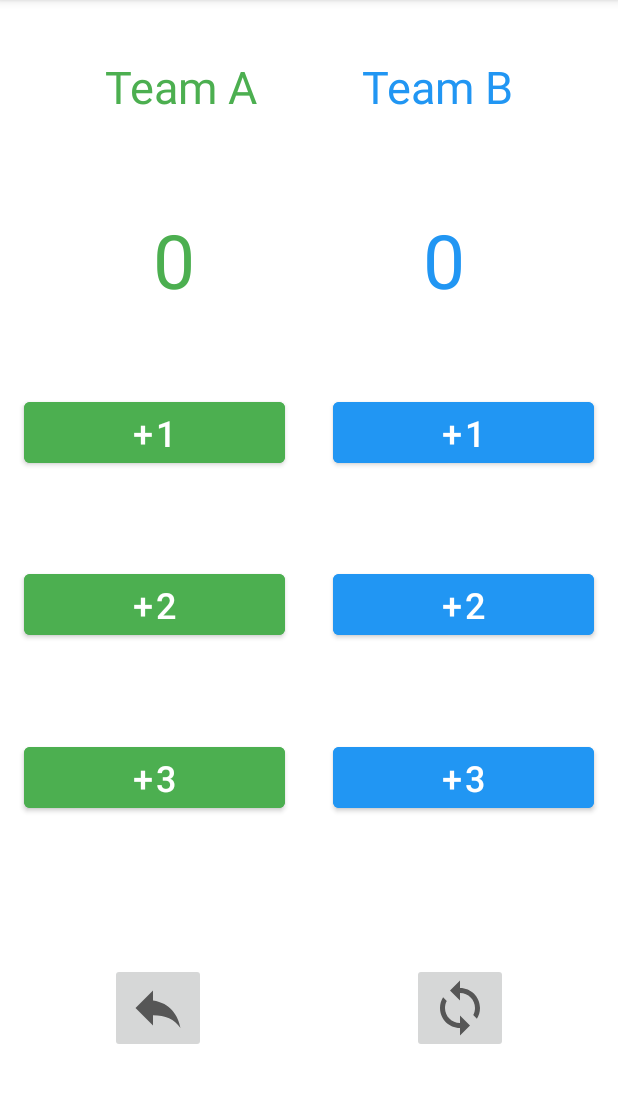
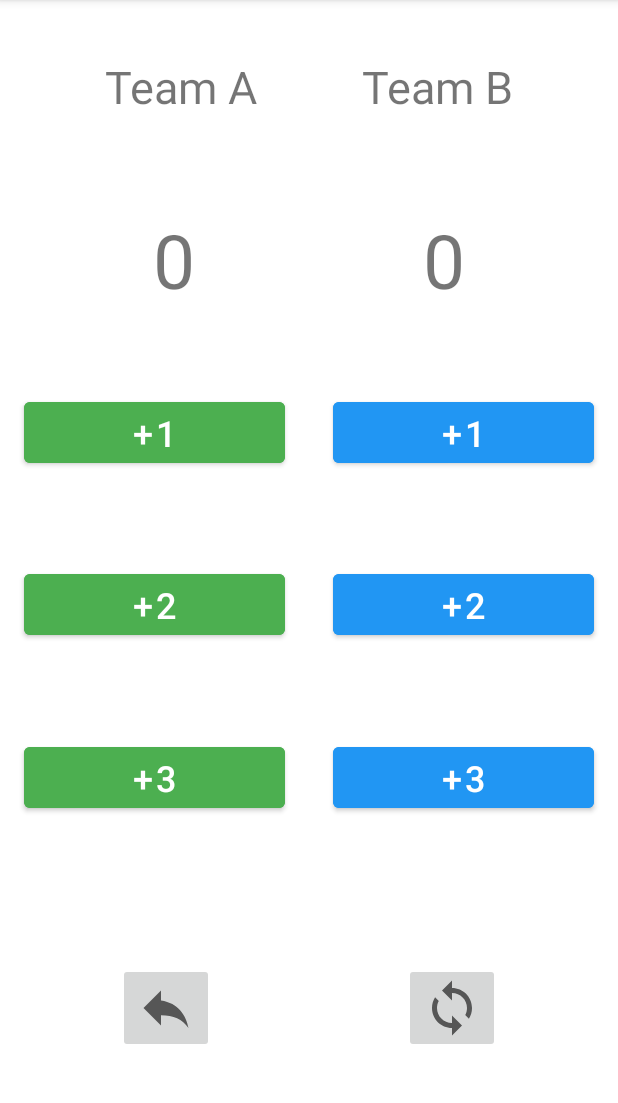
Before and after one commit to Gemini-white/ScoreAppGit01, an Android app: the screen it shows after launch (MainActivity), on a phone screen of 412 x 824 dp, the part 84-1187 px from its top. Run offline under Robolectric (Android 15) with nearby library versions, the phone set to English and light mode, and no system bars.

Commit message:
实现了横屏后数据不会丢失功能，顺便代码优化

```diff
--- a/app/src/main/java/com/example/scoreappgit/MainActivity.java
+++ b/app/src/main/java/com/example/scoreappgit/MainActivity.java
@@ -1,5 +1,6 @@
 package com.example.scoreappgit;
 
+import androidx.annotation.NonNull;
 import androidx.appcompat.app.AppCompatActivity;
 
 import android.content.SharedPreferences;
@@ -11,6 +12,7 @@ public class MainActivity extends AppCompatActivity {
 
     private ActivityMainBinding mBinding;
     private int scoreA, scoreB, saveA, saveB;
+    private String KEY = "key";
 
     @Override
     protected void onCreate(Bundle savedInstanceState) {
@@ -18,8 +20,16 @@ public class MainActivity extends AppCompatActivity {
         mBinding = ActivityMainBinding.inflate(getLayoutInflater());
         setContentView(mBinding.getRoot());
 
-
-        init();
+        if (savedInstanceState != null) {
+            int[] i = savedInstanceState.getIntArray(KEY);
+            scoreA = i[0];
+            scoreB = i[1];
+            saveA = i[2];
+            saveB = i[3];
+        } else {
+            init();
+        }
+        show();
 
         mBinding.buttonAAdd1.setOnClickListener(v -> addA(1));
         mBinding.buttonAAdd2.setOnClickListener(v -> addA(2));
@@ -37,7 +47,7 @@ public class MainActivity extends AppCompatActivity {
         saveB = Integer.parseInt(mBinding.scoreB.getText().toString());
     }
 
-    public void show(){
+    public void show() {
         mBinding.scoreA.setText(String.valueOf(scoreA));
         mBinding.scoreB.setText(String.valueOf(scoreB));
     }
@@ -47,13 +57,14 @@ public class MainActivity extends AppCompatActivity {
         scoreA += i;
         show();
     }
-    public void addB(int i){
+
+    public void addB(int i) {
         save();
         scoreB += i;
         show();
     }
 
-    public void Reset(){
+    public void Reset() {
         save();
         scoreA = 0;
         scoreB = 0;
@@ -61,21 +72,24 @@ public class MainActivity extends AppCompatActivity {
     }
 
 
-    public void init(){
-        scoreA=0;
-        scoreB=0;
-        saveA=0;
-        saveB=0;
+    public void init() {
+        scoreA = 0;
+        scoreB = 0;
+        saveA = 0;
+        saveB = 0;
         show();
     }
 
-    private void revoke(){
-        scoreA=saveA;
-        scoreB=saveB;
+    private void revoke() {
+        scoreA = saveA;
+        scoreB = saveB;
         show();
     }
 
+    @Override
+    protected void onSaveInstanceState(@NonNull Bundle outState) {
+        super.onSaveInstanceState(outState);
+        outState.putIntArray(KEY, new int[]{scoreA, scoreB, saveA, saveB});
 
-
-
+    }
 }
--- a/app/src/main/res/layout/activity_main.xml
+++ b/app/src/main/res/layout/activity_main.xml
@@ -11,7 +11,6 @@
         android:layout_width="wrap_content"
         android:layout_height="wrap_content"
         android:text="Team A"
-        android:textColor="#4CAF50"
         android:textSize="30sp"
         app:layout_constraintBottom_toTopOf="@+id/guideline2"
         app:layout_constraintEnd_toStartOf="@+id/TeamB"
@@ -25,7 +24,6 @@
         android:layout_width="wrap_content"
         android:layout_height="wrap_content"
         android:text="Team B"
-        android:textColor="#2196F3"
         android:textSize="30sp"
         app:layout_constraintBottom_toBottomOf="@+id/TeamA"
         app:layout_constraintEnd_toEndOf="parent"
@@ -171,7 +169,6 @@
         android:layout_height="wrap_content"
         android:layout_marginEnd="50dp"
         android:text="0"
-        android:textColor="#4CAF50"
         android:textSize="50sp"
         app:layout_constraintBottom_toTopOf="@+id/guideline"
         app:layout_constraintEnd_toStartOf="@+id/score_b"
@@ -184,7 +181,6 @@
         android:layout_width="wrap_content"
         android:layout_height="wrap_content"
         android:text="0"
-        android:textColor="#2196F3"
         android:textSize="50sp"
         app:layout_constraintBottom_toBottomOf="@+id/score_a"
         app:layout_constraintEnd_toEndOf="parent"
@@ -193,26 +189,26 @@
         app:layout_constraintTop_toTopOf="@+id/score_a" />
 
     <ImageButton
-        android:id="@+id/ima_button_Return"
+        android:id="@+id/ima_Button_Return"
         android:layout_width="wrap_content"
         android:layout_height="wrap_content"
-        android:layout_marginEnd="32dp"
-        app:layout_constraintBottom_toBottomOf="@+id/ima_button_Reset"
-        app:layout_constraintEnd_toStartOf="@+id/ima_button_Reset"
+        android:layout_marginEnd="24dp"
+        app:layout_constraintBottom_toBottomOf="@+id/ima_Button_Reset"
+        app:layout_constraintEnd_toStartOf="@+id/ima_Button_Reset"
         app:layout_constraintHorizontal_bias="0.5"
         app:layout_constraintStart_toStartOf="parent"
-        app:layout_constraintTop_toTopOf="@+id/ima_button_Reset"
+        app:layout_constraintTop_toTopOf="@+id/ima_Button_Reset"
         app:srcCompat="@drawable/ic_baseline_reply_24" />
 
     <ImageButton
-        android:id="@+id/ima_button_Reset"
+        android:id="@+id/ima_Button_Reset"
         android:layout_width="wrap_content"
         android:layout_height="wrap_content"
-        android:layout_marginStart="32dp"
+        android:layout_marginStart="24dp"
         app:layout_constraintBottom_toBottomOf="parent"
         app:layout_constraintEnd_toEndOf="parent"
         app:layout_constraintHorizontal_bias="0.5"
-        app:layout_constraintStart_toEndOf="@+id/ima_button_Return"
+        app:layout_constraintStart_toEndOf="@+id/ima_Button_Return"
         app:layout_constraintTop_toTopOf="@+id/guideline6"
         app:srcCompat="@drawable/ic_baseline_loop_24" />
 
--- a/app/src/main/res/values/strings.xml
+++ b/app/src/main/res/values/strings.xml
@@ -3,4 +3,5 @@
     <string name="add_1">+1</string>
     <string name="add_2">+2</string>
     <string name="add_3">+3</string>
+
 </resources>
```
